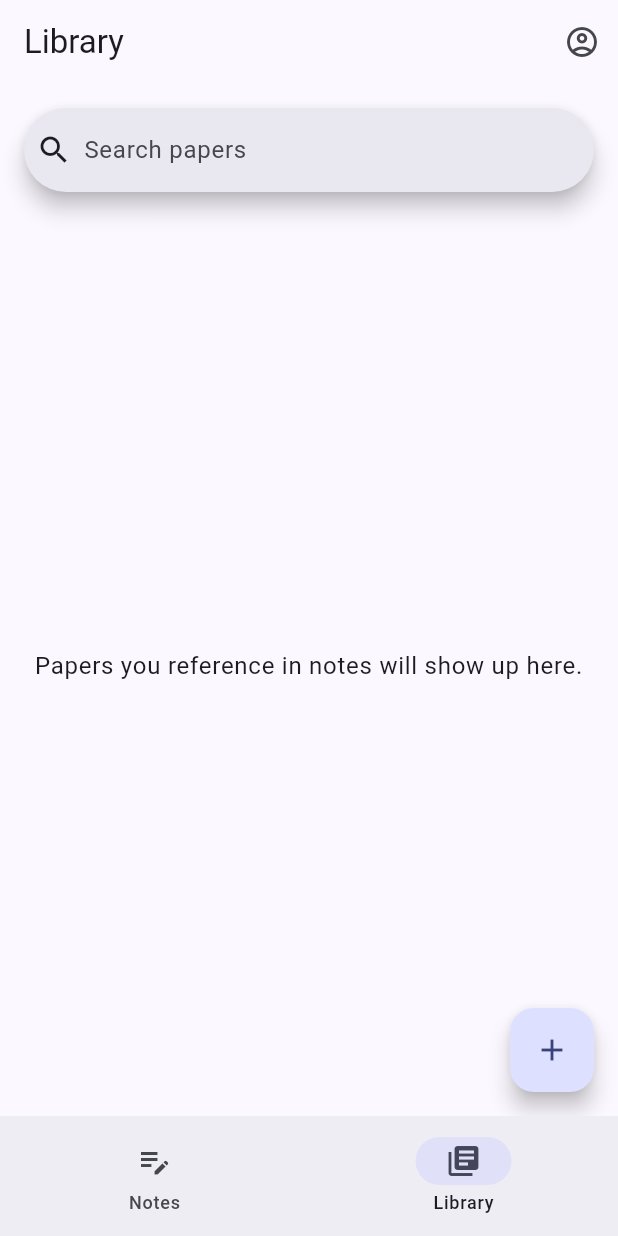
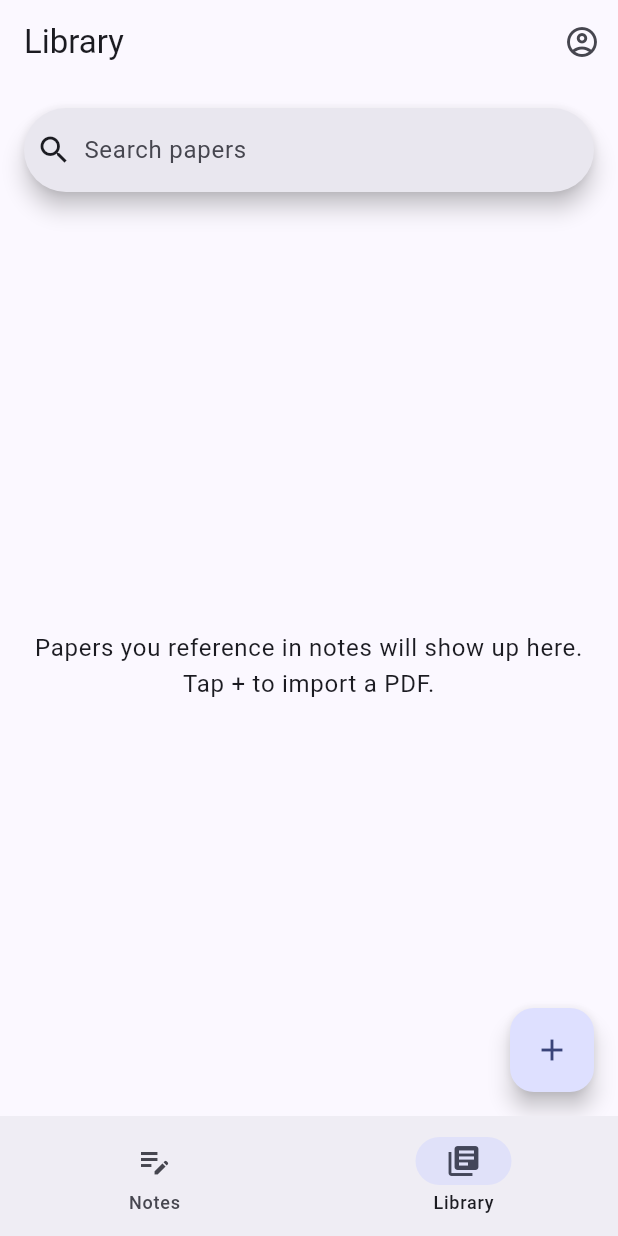
Before and after one commit to scaling-physics/corplex, a Flutter app: the screen it shows after launch, item 2 of the bottom bar chosen, on a phone screen of 412 x 824 dp. Run offline on Flutter 3.47's test engine with Material 3 defaults, Android fonts, the phone set to English and light mode, and no system bars; our stand-ins replace drift, file_picker, flutter_riverpod, image_picker, supabase_flutter; missing offline and left inert: flutter_quill, pdfrx; accounts and stored records are empty; generated files the repository leaves out were written again.

Commit message:
Mention PDF import in the empty Library state
Co-Authored-By: Claude Sonnet 5.5 <noreply@anthropic.com>

```diff
--- a/lib/features/library/library_screen.dart
+++ b/lib/features/library/library_screen.dart
@@ -64,7 +64,7 @@ class LibraryScreen extends ConsumerWidget {
                 if (papers.isEmpty) {
                   return Center(
                     child: Text(
-                      'Papers you reference in notes will show up here.',
+                      'Papers you reference in notes will show up here.\nTap + to import a PDF.',
                       textAlign: TextAlign.center,
                       style: Theme.of(context).textTheme.bodyLarge,
                     ),
```
Also changed, not shown: 1 other file.
